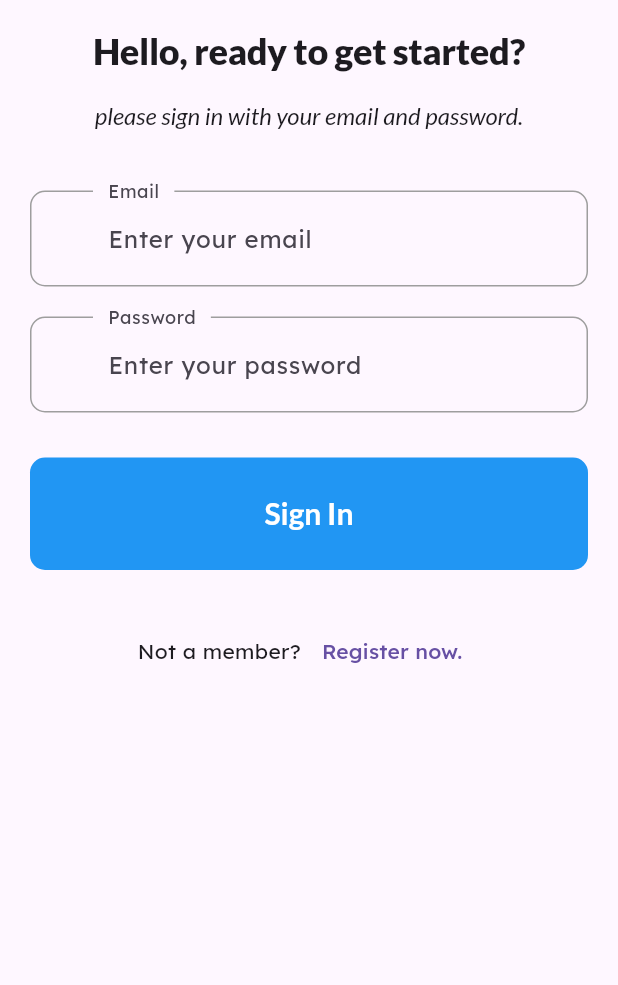
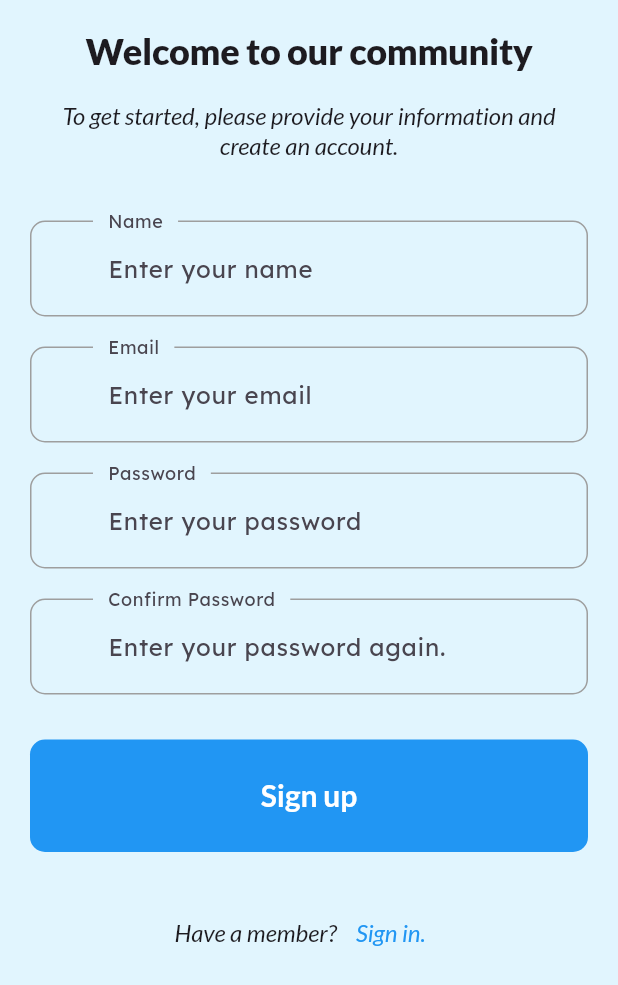
Before and after one commit to NirapatJK/Mobile_Nirapat, a Flutter app: the screen it shows after launch, after a tap on "Skip", after a tap on "Start Now", after a tap on "Register now.", on a phone screen of 412 x 824 dp. Shown: the top 985 px of the screen. Run offline on Flutter 3.47's test engine with Material 3 defaults, Android fonts, the phone set to English and light mode, and no system bars; our stand-ins replace flutter_staggered_animations, google_fonts, introduction_screen, shared_preferences.

Commit message:
update 10
overflow

```diff
--- a/mytravel/lib/main.dart
+++ b/mytravel/lib/main.dart
@@ -25,6 +25,7 @@ class MyApp extends StatelessWidget {
       theme: ThemeData(textTheme: GoogleFonts.lexendTextTheme()),
       title: 'My travel 1.0',
       home: show ? const OnBoardingScreen() : SignInPage(),
+      //home: SignInPage(),
     );
   }
 }
--- a/mytravel/lib/screens/sign_in_screen.dart
+++ b/mytravel/lib/screens/sign_in_screen.dart
@@ -1,5 +1,7 @@
 import 'package:flutter/material.dart';
 import 'package:google_fonts/google_fonts.dart';
+import 'package:mytravel/screens/sign_up_screen.dart';
+import 'package:mytravel/widgets/my_iconbtn.dart';
 import 'package:mytravel/widgets/mybutton.dart';
 import 'package:mytravel/widgets/mytextfield.dart';
 
@@ -10,10 +12,14 @@ class SignInPage extends StatelessWidget {
   final emailController = TextEditingController();
   final pwdController = TextEditingController();
 
+  get signInWithEmailAndPassword => null;
+
   @override
   Widget build(BuildContext context) {
     return Scaffold(
-      body: Padding(
+      backgroundColor: Colors.lightBlue.shade50,
+      body: SingleChildScrollView(
+        child: Padding(
           padding: const EdgeInsets.all(20.0),
           child: Form(
             child: Column(
@@ -57,24 +63,99 @@ class SignInPage extends StatelessWidget {
 
                 const SizedBox(height: 30,),
 
-              MyButton(onTap: (){}, labelText: 'Sign In',),
-
+                Padding( padding: const EdgeInsets.symmetric(horizontal: 25.0),
+                  child: Row(
+                    mainAxisAlignment: MainAxisAlignment.end,
+                    children: [
+                      TextButton(
+                      onPressed: () {},
+                      child: Text(
+                      'Forgot Password?',
+                      style: GoogleFonts.lato(
+                      textStyle:
+                      Theme.of(context).textTheme.displaySmall,
+                      fontSize: 16,
+                      fontWeight: FontWeight.w500,
+                      fontStyle: FontStyle.italic,
+                      color: Colors.blue, ), ), ), ],
+                    ),
+                  ),
                   const SizedBox(height: 30,),
 
+                 MyButton(onTap: signInWithEmailAndPassword, hinText:"Sign In", labelText: 'Sign In',),
+                 //MyButton(onTap: (){}, labelText: 'Sign In',),
+                 // or continue with
+                 const SizedBox(height: 30,),
+                 Padding(
+                   padding: const EdgeInsets.symmetric(horizontal:25.0),
+                   child: Row(
+                    children: [
+                      Expanded(
+                        child: Divider(
+                          thickness: 0.5,
+                          color: Colors.grey.shade400,
+                        ), ),
+                      Padding(
+                        padding: const
+                        EdgeInsets.symmetric(horizontal: 8.0),
+                        child: Text(
+                          'Or continue with',
+                          style: TextStyle(color:Colors.grey.shade800),
+                                          ), ),
+                          Expanded(
+                                  child: Divider(
+                                  thickness: 0.5,
+                                  color: Colors.grey.shade400,)),
+                        ]
+                       ),
+                      ),
+                      const SizedBox(height: 30,),
+                      const Row(
+                        mainAxisAlignment: MainAxisAlignment.center,
+                        children: [
+                                MyIconButton(imagPath:'assets/images/google_icon.png'),
+                                SizedBox(width: 10,),
+                                MyIconButton(imagPath:'assets/images/apple_iconpng.png'),
+                                ],
+                              ),
 
+                //Not a member
+                const SizedBox(height: 30,),
                 Row(
                   mainAxisAlignment: MainAxisAlignment.center,
                   children: [
-                  const Text('Not a member?'),
-                  const SizedBox(width: 2,),
-                  TextButton(onPressed: () {}, child: const Text('Register now.')),
+                    Text(
+                      'Not a member?',
+                      style: GoogleFonts.lato(
+                        textStyle: Theme.of(context).textTheme.displaySmall,
+                        fontSize: 16,
+                        fontWeight: FontWeight.w500,
+                        fontStyle: FontStyle.italic,
+                      ),),
+                    const SizedBox(
+                      width: 1,
+                    ),
+                    TextButton(
+                      onPressed: () {
+                        Navigator.push(
+                          context,
+                          MaterialPageRoute(
+                            builder: (context) => SignUpPage(),
+                          ), );},
+                        child: Text(
+                          'Register now.',
+                        style: GoogleFonts.lato(
+                          textStyle: Theme.of(context).textTheme.displaySmall,
+                          fontSize: 16,
+                          fontWeight: FontWeight.w500,
+                          fontStyle: FontStyle.italic,
+                          color: Colors.blue,
+                        ), ), ), ], ),
                       ],
             )
-
-            ],
+          )
         ),
-        ),
-      ),
+      )
     );
   }
 }
--- a/mytravel/lib/screens/sign_up_screen.dart
+++ b/mytravel/lib/screens/sign_up_screen.dart
@@ -1,5 +1,6 @@
 import 'package:flutter/material.dart';
 import 'package:google_fonts/google_fonts.dart';
+import 'package:mytravel/screens/sign_in_screen.dart';
 import 'package:mytravel/widgets/mybutton.dart';
 import 'package:mytravel/widgets/mytextfield.dart';
 
@@ -12,10 +13,14 @@ class SignUpPage extends StatelessWidget {
   final pwdController = TextEditingController();
   final repwdController = TextEditingController();
 
+  get createUserWithEmailAndPassword => null;
+
   @override
   Widget build(BuildContext context) {
     return Scaffold(
-      body: Padding(
+      backgroundColor: Colors.lightBlue.shade50,
+      body: SingleChildScrollView(
+        child: Padding(
           padding: const EdgeInsets.all(20.0),
           child: Form(
             child: Column(
@@ -75,20 +80,42 @@ class SignUpPage extends StatelessWidget {
 
                 const SizedBox(height: 30,),
 
-              MyButton(onTap: (){}, labelText: 'Sign up',),
+                MyButton(onTap: createUserWithEmailAndPassword, hinText: "Sign up", labelText: 'Sign up',),
+                //MyButton(onTap: (){}, labelText: 'Sign up',),
 
                 const SizedBox(height: 30,),
 
                 Row(
                   mainAxisAlignment: MainAxisAlignment.center,
                   children: [
-                  const Text('Have a member?'),
-                  const SizedBox(width: 2,),
-                  TextButton(onPressed: () {}, child: const Text('Sign in')),
+                    Text(
+                      'Have a member?',
+                      style: GoogleFonts.lato(
+                        textStyle: Theme.of(context).textTheme.displaySmall,
+                        fontSize: 16,
+                        fontWeight: FontWeight.w500,
+                        fontStyle: FontStyle.italic,
+                      ), ),
+                    const SizedBox( width: 1, ),
+                    TextButton(
+                      onPressed: () {
+                        Navigator.push(
+                          context,
+                          MaterialPageRoute(
+                            builder: (context) => SignInPage(),
+                          ), ); },
+                        child: Text(
+                          'Sign in.',
+                          style: GoogleFonts.lato(
+                            textStyle: Theme.of(context).textTheme.displaySmall,
+                            fontSize: 16,
+                            fontWeight: FontWeight.w500,
+                            fontStyle: FontStyle.italic,
+                            color: Colors.blue,
+                            ), ), ), ],
+                          ),
               ],
-              )
-
-            ],
+            ),
           ),
         ),
       ),
--- /dev/null
+++ b/mytravel/lib/widgets/my_iconbtn.dart
@@ -0,0 +1,25 @@
+import 'package:flutter/material.dart';
+
+class MyIconButton extends StatelessWidget {
+  const MyIconButton({
+    super.key,
+    required this.imagPath,
+  });
+
+  final String imagPath;
+  @override
+  Widget build(BuildContext context) {
+  return Container(
+  padding: const EdgeInsets.all(20),
+  decoration: BoxDecoration(
+  border: Border.all(color: Colors.white),
+  borderRadius: BorderRadius.circular(16),
+  color: Colors.grey.shade600,
+  ),
+  child: Image.asset(
+  imagPath,
+  height: 40,
+   ),
+  );
+ }
+}// Widget
--- a/mytravel/lib/widgets/mybutton.dart
+++ b/mytravel/lib/widgets/mybutton.dart
@@ -4,7 +4,7 @@ import 'package:google_fonts/google_fonts.dart';
 
 class MyButton extends StatelessWidget {
   const MyButton({
-    super.key,this.onTap, required this.labelText,
+    super.key,this.onTap, required this.labelText, required String hinText,
   });
 
   final Function()? onTap;
--- a/mytravel/pubspec.yaml
+++ b/mytravel/pubspec.yaml
@@ -37,8 +37,8 @@ dependencies:
   cupertino_icons: ^1.0.8
   google_fonts: ^6.2.1
   flutter_staggered_animations: ^1.1.1
-  smooth_page_indicator: ^1.2.0+3
-  introduction_screen: ^3.1.16
+  smooth_page_indicator: ^1.2.1
+  introduction_screen: ^3.1.17
   shared_preferences: ^2.5.2
 
 dev_dependencies:
```
Also changed, not shown: modern_profile/pubspec.lock, mytravel/assets/images/apple_iconpng.png (added), mytravel/assets/images/google_icon.png (added), mytravel/pubspec.lock. Lines whose indentation alone changed are shown as unchanged.
